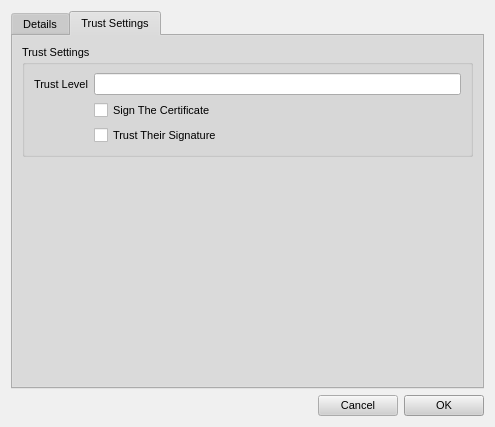
Before: the Qt Designer form retroshare-gui/src/gui/connect/ConfCertDialog.ui in RetroShare/RetroShare, drawn with Qt 5.
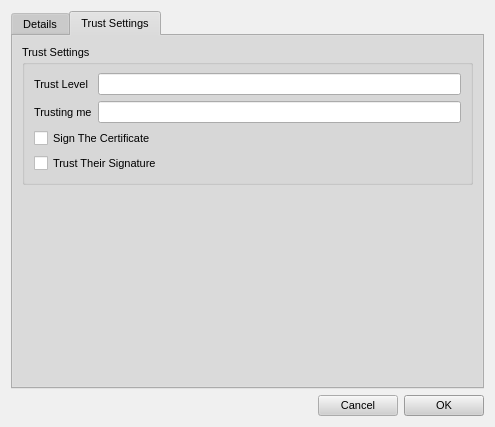
After: the same form once the commit is applied. The open tabs and pages were chosen to show the change. Icons and pictures are not drawn.

Commit message: added a "Trusts me" text field to the peer details dialog

```diff
--- a/retroshare-gui/src/gui/connect/ConfCertDialog.ui
+++ b/retroshare-gui/src/gui/connect/ConfCertDialog.ui
@@ -749,13 +749,15 @@
       <attribute name="title" >
        <string>Trust Settings</string>
       </attribute>
-      <layout class="QGridLayout" >
-       <item row="0" column="0" >
+      <layout class="QVBoxLayout" name="verticalLayout_2" >
+       <item>
         <widget class="QGroupBox" name="groupBox_3" >
          <property name="title" >
           <string>Trust Settings</string>
          </property>
-         <layout class="QGridLayout" >
+         <layout class="QVBoxLayout" name="verticalLayout" >
+          <item>
+           <layout class="QGridLayout" name="gridLayout" >
           <item row="0" column="0" >
            <widget class="QLabel" name="label_9" >
             <property name="text" >
@@ -770,14 +772,30 @@
             </property>
            </widget>
           </item>
+            <item row="1" column="0" >
+             <widget class="QLabel" name="label_12" >
+              <property name="text" >
+               <string>Trusting me</string>
+              </property>
+             </widget>
+            </item>
           <item row="1" column="1" >
+             <widget class="QLineEdit" name="_isTrustingMeTF" >
+              <property name="readOnly" >
+               <bool>true</bool>
+              </property>
+             </widget>
+            </item>
+           </layout>
+          </item>
+          <item>
            <widget class="QCheckBox" name="signBox" >
             <property name="text" >
              <string>Sign The Certificate</string>
             </property>
            </widget>
           </item>
-          <item row="2" column="1" >
+          <item>
            <widget class="QCheckBox" name="trustBox" >
             <property name="text" >
              <string>Trust Their Signature</string>
@@ -787,7 +805,7 @@
          </layout>
         </widget>
        </item>
-       <item row="1" column="0" >
+       <item>
         <spacer>
          <property name="orientation" >
           <enum>Qt::Vertical</enum>
```
Left out of the diff: 55 changed lines with no effect on the pictures. Lines whose indentation alone changed are shown as unchanged. The commit also changes 1 other file.
